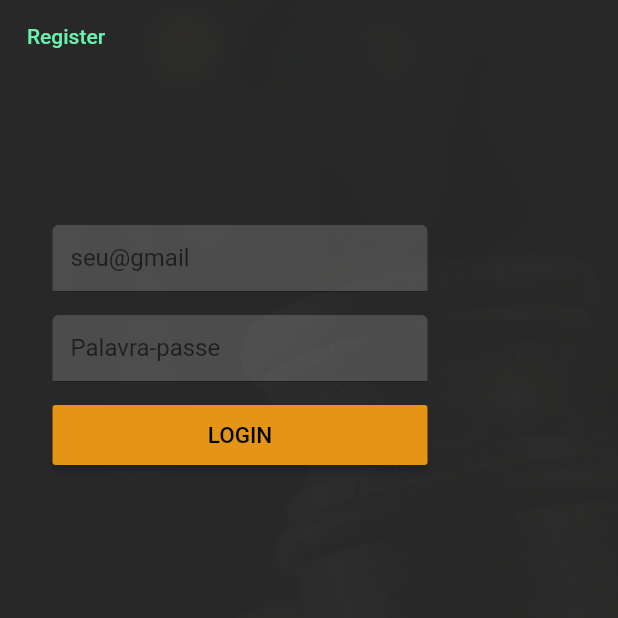
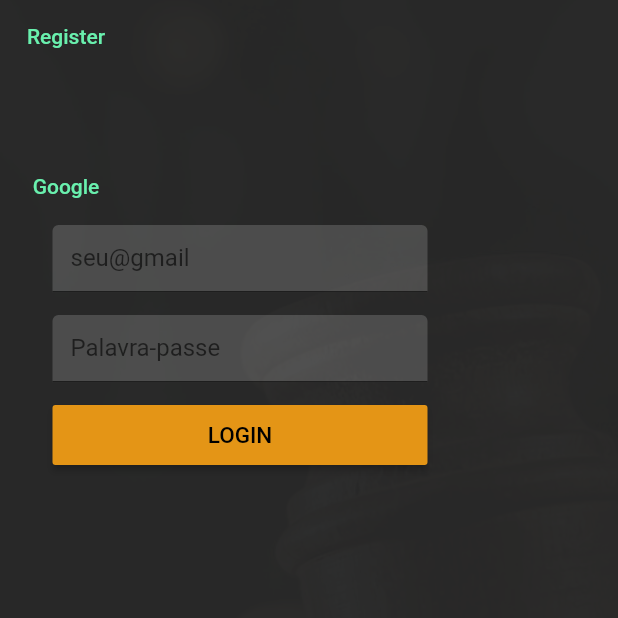
Before and after one commit to kipFaceless/Flutter_ToNaLei, a Flutter app: the LoginFormPage screen opened directly, on a phone screen of 412 x 824 dp, the top half of it. Run offline on Flutter 3.47's test engine with Material 2 defaults, Android fonts, the phone set to English and light mode, and no system bars; our stand-ins replace firebase_auth, firebase_core, get, google_sign_in; accounts and stored records are empty.

Commit message:
before flutter clean

```diff
--- a/to_na_lei/lib/pages/ui/auth/login_form_page.dart
+++ b/to_na_lei/lib/pages/ui/auth/login_form_page.dart
@@ -96,10 +96,21 @@ class _LoginFormPageState extends State<LoginFormPage> {
                       ))),
               MaterialButton(
                   onPressed: (() => Get.to(() => const RegisterFormPage())),
-                  child: Text(
+                  child: const Text(
                     "Register",
                     style: TextStyle(color: Colors.greenAccent),
-                  ))
+                  )),
+              SizedBox(width: 130),
+              Positioned(
+                top: 100,
+                child: MaterialButton(
+                    onPressed: (() =>
+                        AuthController.instance.signInWithGoogle()),
+                    child: const Text(
+                      "Google",
+                      style: TextStyle(color: Colors.greenAccent),
+                    )),
+              )
             ],
           ),
         ),
--- a/to_na_lei/pubspec.yaml
+++ b/to_na_lei/pubspec.yaml
@@ -37,6 +37,8 @@ dependencies:
   firebase_auth: ^3.3.12
   firebase_core: ^1.14.0
   get:
+  google_sign_in:
+
 
 dev_dependencies:
   flutter_test:
```
Also changed, not shown: to_na_lei/lib/pages/controllers/auth_controller.dart (+29 -4 lines), to_na_lei/lib/pages/ui/auth/login_page.dart (+9 -1 lines), to_na_lei/lib/pages/welcome_page.dart (+9 -8 lines), to_na_lei/pubspec.lock.
